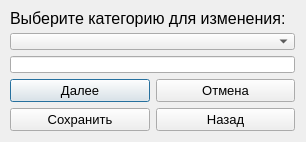
Above: LikatorJurnal/catchange.ui from yrasik1986/Likator before the change. Below: the same form after it.
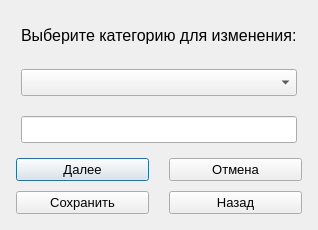
That is the form after the change.

What changed in the file:
```diff
--- a/LikatorJurnal/catchange.ui
+++ b/LikatorJurnal/catchange.ui
@@ -6,25 +6,48 @@
    <rect>
     <x>0</x>
     <y>0</y>
-    <width>306</width>
-    <height>142</height>
+    <width>250</width>
+    <height>230</height>
    </rect>
   </property>
   <property name="windowTitle">
    <string>Dialog</string>
   </property>
-  <widget class="QWidget" name="verticalLayoutWidget">
-   <property name="geometry">
-    <rect>
-     <x>10</x>
-     <y>10</y>
-     <width>285</width>
-     <height>121</height>
-    </rect>
-   </property>
+  <layout class="QHBoxLayout" name="horizontalLayout_3">
+   <item>
    <layout class="QVBoxLayout" name="verticalLayout">
+     <property name="spacing">
+      <number>10</number>
+     </property>
+     <property name="leftMargin">
+      <number>5</number>
+     </property>
+     <property name="topMargin">
+      <number>5</number>
+     </property>
+     <property name="rightMargin">
+      <number>5</number>
+     </property>
+     <property name="bottomMargin">
+      <number>5</number>
+     </property>
     <item>
      <layout class="QVBoxLayout" name="verticalLayout_2">
+       <property name="spacing">
+        <number>20</number>
+       </property>
+       <property name="leftMargin">
+        <number>5</number>
+       </property>
+       <property name="topMargin">
+        <number>5</number>
+       </property>
+       <property name="rightMargin">
+        <number>5</number>
+       </property>
+       <property name="bottomMargin">
+        <number>5</number>
+       </property>
       <item>
        <widget class="QLabel" name="label">
         <property name="font">
@@ -62,6 +85,9 @@
     </item>
     <item>
      <layout class="QHBoxLayout" name="horizontalLayout">
+       <property name="spacing">
+        <number>20</number>
+       </property>
       <item>
        <widget class="QPushButton" name="nextButton">
         <property name="font">
@@ -96,6 +122,9 @@
     </item>
     <item>
      <layout class="QHBoxLayout" name="horizontalLayout_2">
+       <property name="spacing">
+        <number>20</number>
+       </property>
       <item>
        <widget class="QPushButton" name="saveButton">
         <property name="font">
@@ -129,7 +158,8 @@
      </layout>
     </item>
    </layout>
-  </widget>
+   </item>
+  </layout>
  </widget>
  <resources/>
  <connections/>
```
Lines whose indentation alone changed are shown as unchanged.
